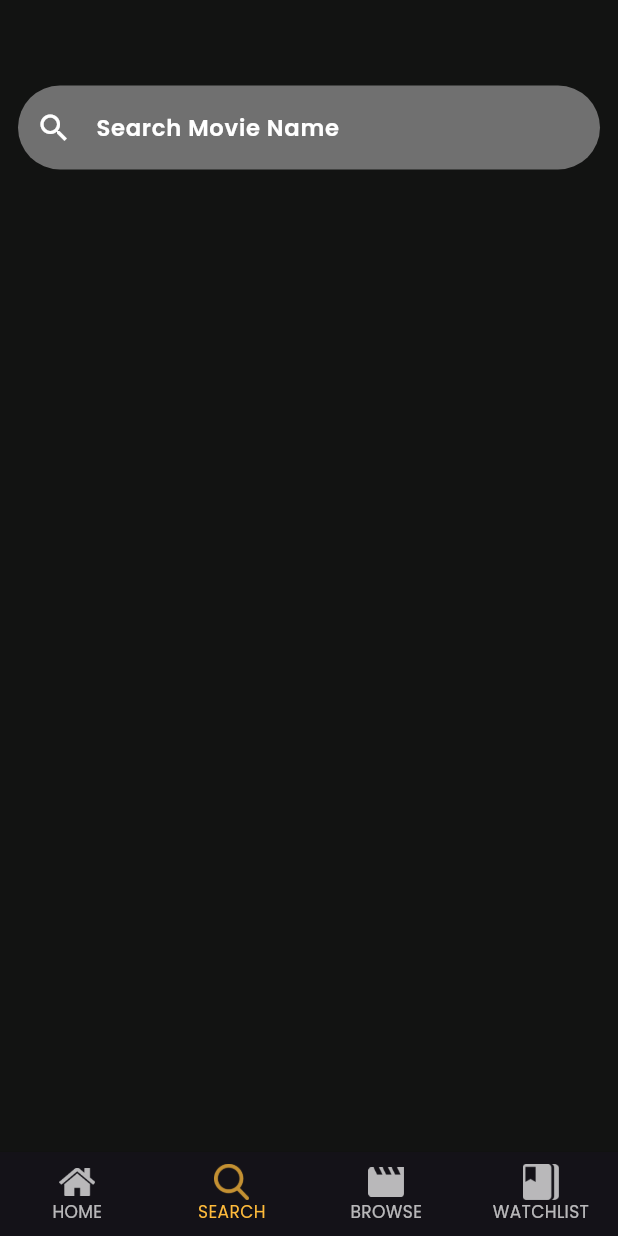
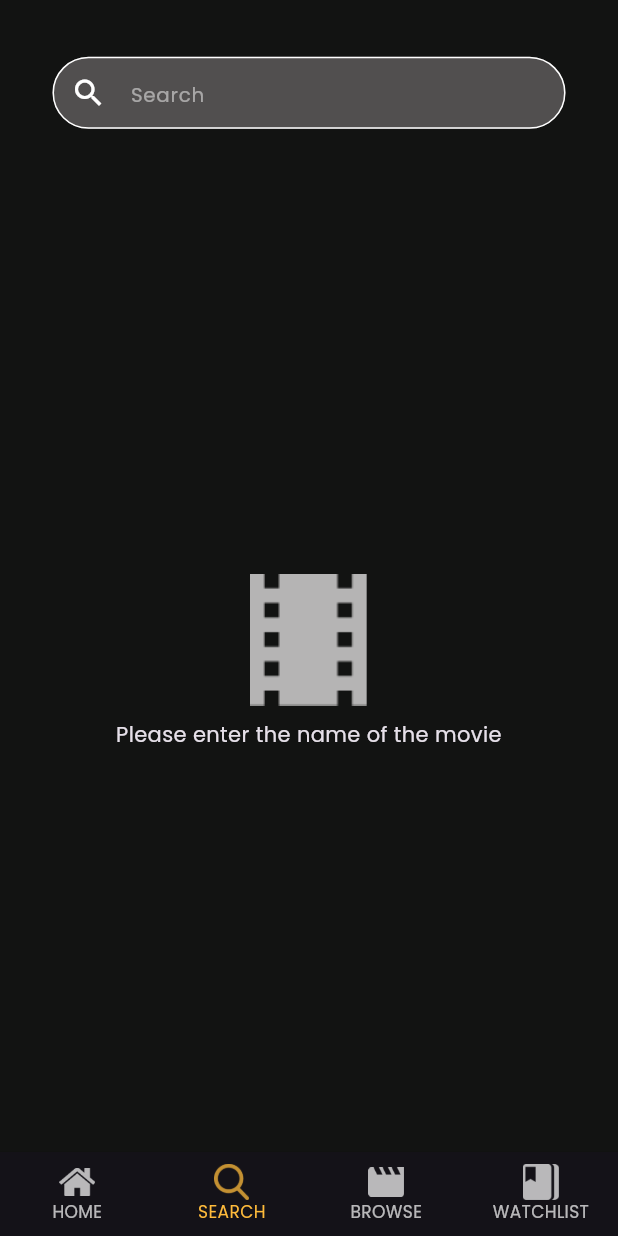
Before and after one commit to RanaUsama20/Movies---App, a Flutter app: the screen it shows after launch, item 2 of the bottom bar chosen, on a phone screen of 412 x 824 dp. Run offline on Flutter 3.47's test engine with Material 2 defaults, Android fonts, the phone set to English and light mode, and no system bars; our stand-ins replace bloc, cached_network_image, carousel_slider, flutter_bloc, flutter_native_splash, flutter_screenutil and 4 more; accounts and stored records are empty; network calls fail; statements that could not run were skipped.

Commit message:
Added search screen

```diff
--- a/lib/core/constants/api_constants.dart
+++ b/lib/core/constants/api_constants.dart
@@ -5,6 +5,7 @@ class ApiConstants {
   static const String popularEndPoint = "/3/movie/popular";
   static const String upcomingEndPoint = "/3/movie/upcoming";
   static const String topRatedEndPoint = "/3/movie/top_rated";
+  static const String searchEndpoint = "/3/search/movie";
 
   static const imagePrefix = "https://image.tmdb.org/t/p/w500";
 }
--- a/lib/features/root/view/root_view.dart
+++ b/lib/features/root/view/root_view.dart
@@ -16,11 +16,11 @@ class RootView extends StatefulWidget {
 
 class _RootViewState extends State<RootView> {
   int selectedIndex = 0;
-  List<Widget> screens =  [
-    HomeView(),
-    SearchView(),
+  List<Widget> screens = [
+    const HomeView(),
+    const SearchView(),
     BrowseView(),
-    WatchlistView(),
+    const WatchlistView(),
   ];
   @override
   Widget build(BuildContext context) {
--- a/lib/features/search/view/search_view.dart
+++ b/lib/features/search/view/search_view.dart
@@ -1,56 +1,120 @@
+import 'package:flutter/material.dart';
+import 'package:flutter_bloc/flutter_bloc.dart';
+import 'package:flutter_screenutil/flutter_screenutil.dart';
+import 'package:flutter_spinkit/flutter_spinkit.dart';
+import 'package:movies_app/core/utils/app_colors.dart';
+import 'package:movies_app/features/search/view/widgets/custom_text_field.dart';
+import 'package:movies_app/features/search/view/widgets/movie_search_list_view.dart';
+import 'package:movies_app/features/search/view_model/movie_search_listview_cubit.dart/movie_search_listview_cubit.dart';
+import 'package:movies_app/features/search/view_model/search_cubit/search_cubit.dart';
 
-import 'package:flutter/material.dart';
-import 'package:movies_app/core/utils/app_colors.dart';
-import 'package:movies_app/core/utils/app_styles.dart';
-
-import '../view_model/search_view_model.dart';
-
-class SearchView extends StatefulWidget {
+class SearchView extends StatelessWidget {
   const SearchView({super.key});
 
   @override
-  State<SearchView> createState() => _SearchViewState();
-}
-
-class _SearchViewState extends State<SearchView> {
-
- static List <MovieModel> mainMovieList=[
-   //MovieModel()
- ];
-  @override
   Widget build(BuildContext context) {
-    return Column(
+    String searchQuery = "";
+    SearchCubit searchCubit = SearchCubit();
+    return SafeArea(
+      child: Column(
         children: [
           SizedBox(
-          height: 45,
+            height: 40.h,
           ),
           Padding(
-          padding: const EdgeInsets.all(12.0),
-          child: TextField(
-            style: TextStyle(color: AppColors.whiteColor),
-            decoration: InputDecoration(
-                filled: true,
-                fillColor: AppColors.greyDarkColor,
-                border: OutlineInputBorder(
-                    borderRadius: BorderRadius.circular(30),
-                    borderSide: BorderSide.none),
-                hintText: 'Search Movie Name',
-                hintStyle: AppStyles.textStyle16,
-                prefixIcon: Icon(Icons.search_sharp,),
-              prefixIconColor: AppColors.whiteColor,
-
+            padding: EdgeInsets.symmetric(horizontal: 35.w),
+            child: CustomTextField(onSubmittedFunction: (searchQueryTextField) {
+              searchQuery = searchQueryTextField;
+              searchCubit.getMoviesBySearchQuery(searchQueryTextField);
+            }),
+          ),
+          SizedBox(
+            height: 30.h,
+          ),
+          BlocBuilder<SearchCubit, SearchState>(
+            bloc: searchCubit,
+            builder: (context, state) {
+              if (state is SearchSuccess) {
+                return Expanded(
+                  child: Padding(
+                    padding: EdgeInsets.symmetric(horizontal: 20.w),
+                    child: BlocProvider(
+                      create: (context) => MovieSearchListviewCubit(),
+                      child: MovieSearchListView(
+                        movies: state.movies,
+                        searchQuery: searchQuery,
                       ),
                     ),
                   ),
+                );
+              } else if (state is SearchFailure) {
+                return Expanded(
+                  child: Column(
+                    mainAxisAlignment: MainAxisAlignment.center,
+                    children: [
+                      Image.asset(
+                        "assets/images/no_movies.png",
+                      ),
                       SizedBox(
-          height: 45,
+                        height: 10.h,
                       ),
-        Expanded(child: ListView()),
-
+                      Text(
+                        state.errorMessage,
+                        textAlign: TextAlign.center,
+                      )
                     ],
+                  ),
+                );
+              } else if (state is SearchEmpty) {
+                return Expanded(
+                  child: Column(
+                    mainAxisAlignment: MainAxisAlignment.center,
+                    children: [
+                      Image.asset(
+                        "assets/images/no_movies.png",
+                      ),
+                      SizedBox(
+                        height: 10.h,
+                      ),
+                      const Text(
+                        "No movies found",
+                        textAlign: TextAlign.center,
+                      )
+                    ],
+                  ),
+                );
+              } else if (state is SearchLoading) {
+                return Expanded(
+                  child: Center(
+                    child: SpinKitFoldingCube(
+                      color: AppColors.yellowColor,
+                      size: 32.sp,
+                    ),
+                  ),
+                );
+              } else {
+                return Expanded(
+                  child: Column(
+                    mainAxisAlignment: MainAxisAlignment.center,
+                    children: [
+                      Image.asset(
+                        "assets/images/no_movies.png",
+                      ),
+                      SizedBox(
+                        height: 10.h,
+                      ),
+                      const Text(
+                        "Please enter the name of the movie",
+                        textAlign: TextAlign.center,
+                      )
+                    ],
+                  ),
                 );
               }
-  void updateList (String value){
-
+            },
+          ),
+        ],
+      ),
+    );
   }
 }
--- /dev/null
+++ b/lib/features/search/view/widgets/custom_text_field.dart
@@ -0,0 +1,61 @@
+import 'package:flutter/material.dart';
+import 'package:flutter_screenutil/flutter_screenutil.dart';
+import 'package:movies_app/core/utils/app_colors.dart';
+
+class CustomTextField extends StatelessWidget {
+  final Function(String) onSubmittedFunction;
+
+  const CustomTextField({
+    super.key,
+    required this.onSubmittedFunction,
+  });
+
+  @override
+  Widget build(BuildContext context) {
+    return TextField(
+      onSubmitted: (value) {
+        onSubmittedFunction(value);
+      },
+      cursorColor: AppColors.yellowColor,
+      style: TextStyle(color: Colors.white),
+      decoration: InputDecoration(
+        hintText: "Search",
+        hintStyle: TextStyle(
+          fontWeight: FontWeight.normal,
+          fontSize: 14.sp,
+          color: Colors.white.withOpacity(
+            0.5,
+          ),
+        ),
+        prefixIcon: Icon(
+          Icons.search,
+          color: Colors.white,
+        ),
+        contentPadding: EdgeInsets.symmetric(vertical: 0, horizontal: 30),
+        filled: true,
+        fillColor: Color(0xFF514F4F),
+        border: OutlineInputBorder(
+          borderRadius: BorderRadius.circular(50),
+          borderSide: BorderSide(
+            color: Colors.white,
+            width: 1,
+          ),
+        ),
+        enabledBorder: OutlineInputBorder(
+          borderRadius: BorderRadius.circular(50),
+          borderSide: BorderSide(
+            color: Colors.white,
+            width: 1,
+          ),
+        ),
+        focusedBorder: OutlineInputBorder(
+          borderRadius: BorderRadius.circular(50),
+          borderSide: BorderSide(
+            color: AppColors.yellowColor,
+            width: 1,
+          ),
+        ),
+      ),
+    );
+  }
+}
--- /dev/null
+++ b/lib/features/search/view_model/movie_search_listview_cubit.dart/movie_search_listview_state.dart
@@ -0,0 +1,23 @@
+part of 'movie_search_listview_cubit.dart';
+
+@immutable
+sealed class MovieSearchListviewCubitState {}
+
+final class MovieSearchListviewCubitInitial
+    extends MovieSearchListviewCubitState {}
+
+final class MovieSearchListviewCubitLoadingData
+    extends MovieSearchListviewCubitState {}
+
+final class MovieSearchListviewCubitFinishedLoadingData
+    extends MovieSearchListviewCubitState {}
+
+final class MovieSearchListviewCubitNoMoreData
+    extends MovieSearchListviewCubitState {}
+
+final class MovieSearchListviewCubitFaliure
+    extends MovieSearchListviewCubitState {
+  final String errorMessage;
+
+  MovieSearchListviewCubitFaliure({required this.errorMessage});
+}
--- /dev/null
+++ b/lib/features/search/view_model/search_cubit/search_state.dart
@@ -0,0 +1,22 @@
+part of 'search_cubit.dart';
+
+@immutable
+sealed class SearchState {}
+
+final class SearchInitial extends SearchState {}
+
+final class SearchLoading extends SearchState {}
+
+final class SearchEmpty extends SearchState {}
+
+final class SearchSuccess extends SearchState {
+  final List<MovieDetails> movies;
+
+  SearchSuccess({required this.movies});
+}
+
+final class SearchFailure extends SearchState {
+  final String errorMessage;
+
+  SearchFailure({required this.errorMessage});
+}
--- a/lib/features/search/view_model/search_view_model.dart
+++ /dev/null
@@ -1,8 +0,0 @@
-class MovieModel{
-  String? movieTitel;
-  String? moviePosterUrl;
-  double? rating;
-  int?  movieYear;
-
-  MovieModel(this.movieTitel, this.moviePosterUrl,this.rating,this.movieYear);
-}
```
Also changed, not shown: lib/features/search/view/widgets/movie_search_list_view.dart (added, +127 -0 lines), lib/features/search/view_model/movie_search_listview_cubit.dart/movie_search_listview_cubit.dart (added, +54 -0 lines), lib/features/search/view_model/search_cubit/search_cubit.dart (added, +32 -0 lines), lib/services/api_services.dart (+25 -15 lines), lib/features/search/view/widgets/dummy_search_widget.dart (deleted), pubspec.lock. Lines whose indentation alone changed are shown as unchanged.
